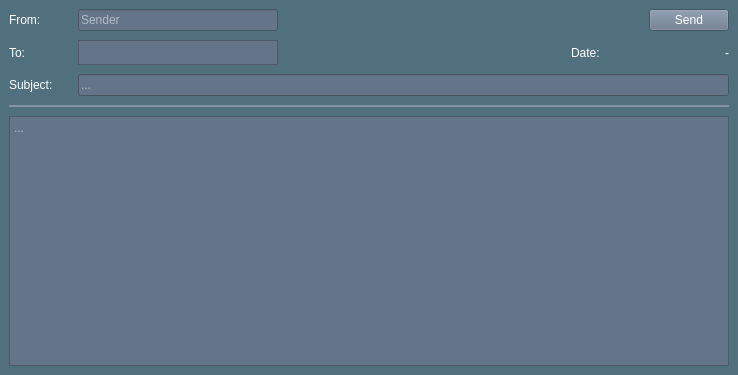
The window that src/app/gui/forms/widgetmailedit.ui (botorabi/Meet4Eat-Desktop) describes before a commit, drawn with Qt 5.
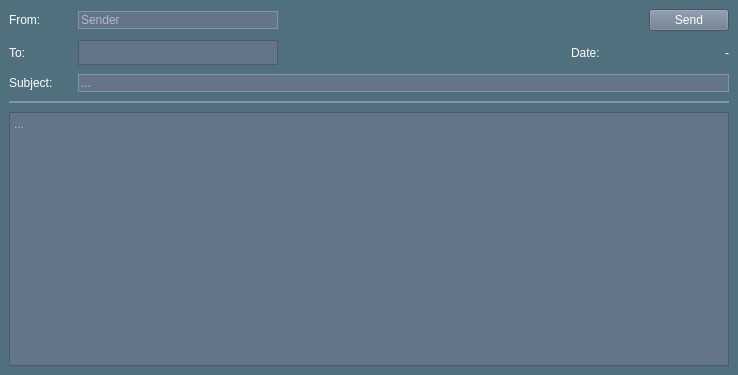
The same window after the commit. Icons and pictures are not drawn.

```diff
--- a/src/app/gui/forms/widgetmailedit.ui
+++ b/src/app/gui/forms/widgetmailedit.ui
@@ -28,7 +28,8 @@
   background-color: transparent; /*rgb(80,112,125);*/
 }
 QLineEdit {
-  background-color: rgb(101,117, 137);  
+  background-color: rgb(101,117, 137);
+  border: 1px solid rgb(131, 147, 167);
 }
 QTextEdit {
   background-color: rgb(101,117, 137);  
```
Left out of the diff: 1 changed line with no effect on the pictures.
